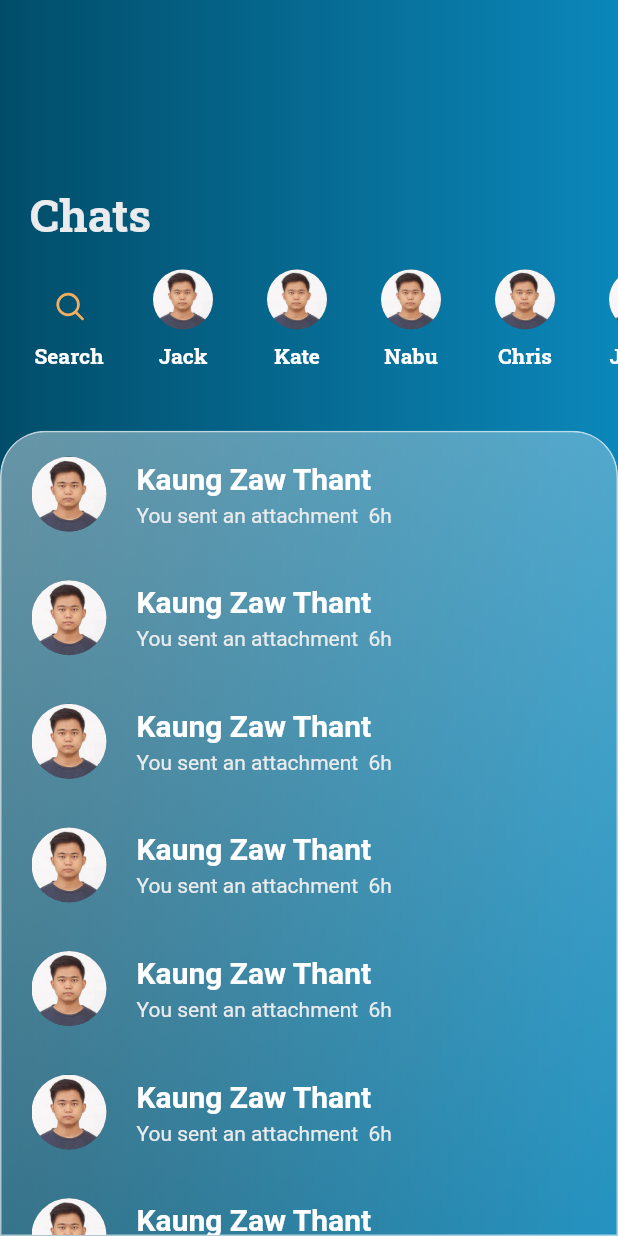
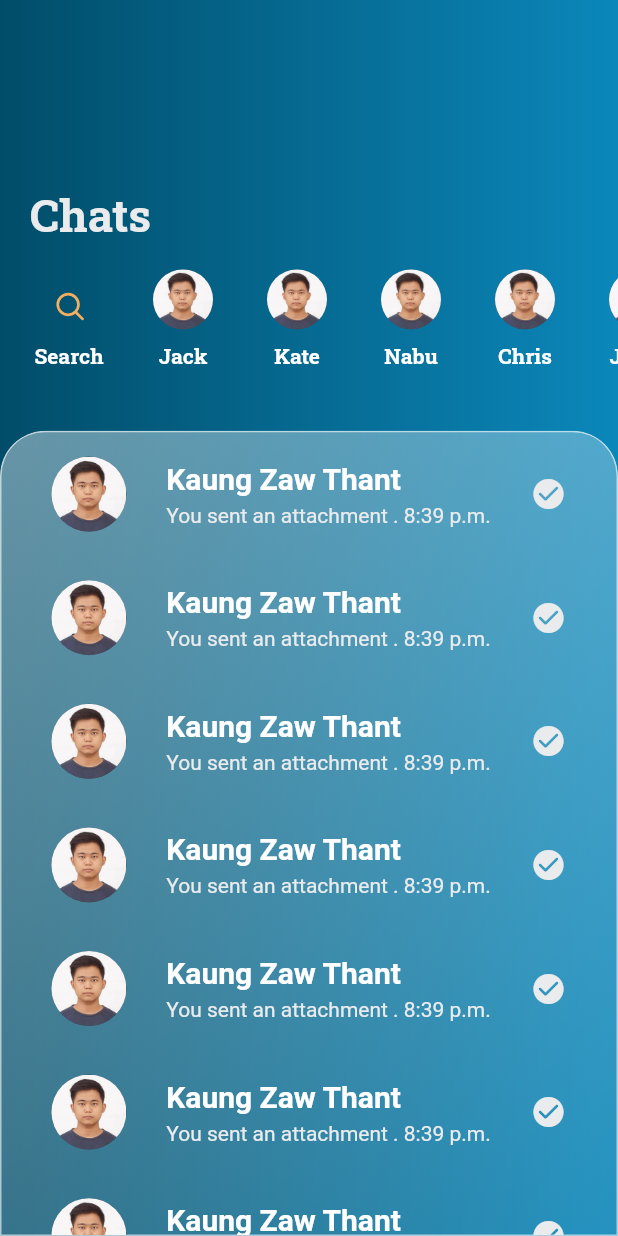
Before and after one commit to alphakzt99/Consult, a Flutter app: the Chat screen opened directly, on a phone screen of 412 x 824 dp. Run offline on Flutter 3.47's test engine with Material 2 defaults, Android fonts, the phone set to English and light mode, and no system bars; drawn by our look-alikes of flutter_swipe_action_cell, glass_kit; our stand-ins replace fluentui_system_icons, remixicon; missing offline and left inert: iconify_flutter.

Commit message:
chat modified

```diff
--- a/lib/pages/chat.dart
+++ b/lib/pages/chat.dart
@@ -35,13 +35,13 @@ class _ChatState extends State<Chat> {
         width: size.width * 0.8,
         height: size.height * 0.1,
         child: Center(
-          child: Row(crossAxisAlignment: CrossAxisAlignment.center, children: [
+          child: Row(
+              mainAxisAlignment: MainAxisAlignment.spaceAround,
+              crossAxisAlignment: CrossAxisAlignment.center,
+              children: [
                 CircleAvatar(
                   radius: 25,
                   backgroundImage: AssetImage("lib/photos/avatar.jpg"),
-            ),
-            SizedBox(
-              width: 20,
                 ),
                 Column(
                   crossAxisAlignment: CrossAxisAlignment.start,
@@ -60,10 +60,14 @@ class _ChatState extends State<Chat> {
                           text: "You sent an attachment",
                           style: Theme.of(context).textTheme.bodyText2),
                       TextSpan(
-                      text: "  6h",
+                          text: " . 8:39 p.m.",
                           style: Theme.of(context).textTheme.bodyText2)
                     ]))
                   ],
+                ),
+                Icon(
+                  Icons.check_circle_rounded,
+                  color: Theme.of(context).colorScheme.onBackground,
                 )
               ]),
         ),
@@ -174,7 +178,6 @@ class _ChatState extends State<Chat> {
             ),
             blur: 20,
             child: ListView.builder(
-                shrinkWrap: true,
                 controller: controller,
                 itemCount: contents.length,
                 scrollDirection: Axis.vertical,
@@ -182,7 +185,11 @@ class _ChatState extends State<Chat> {
                   return SwipeActionCell(
                       trailingActions: [
                         SwipeAction(
-                            title: "Delete",
+                            icon: Icon(
+                                FluentIcons.delete_20_regular,
+                                color:
+                                    Theme.of(context).colorScheme.onBackground,
+                              ),
                             style: TextStyle(
                                 fontSize: 14,
                                 fontFamily: font,
@@ -190,24 +197,21 @@ class _ChatState extends State<Chat> {
                             backgroundRadius: 20,
                             color: Colors.transparent,
                             widthSpace: size.width * 0.3,
-                            content: IconButton(
-                              onPressed: () {},
-                              icon: Icon(
-                                FluentIcons.delete_20_regular,
-                              ),
-                              color: Theme.of(context).colorScheme.onBackground,
-                            ),
+
                             onTap: (CompletionHandler handler) async {
                               await handler(true);
+                              contents.removeAt(index);
+                              setState(() {});
                               ScaffoldMessenger.of(context).showSnackBar(
                                   SnackBar(
+                                    elevation: 5,
                                       duration: const Duration(seconds: 5),
                                       backgroundColor:
-                                          Theme.of(context).backgroundColor,
+                                          Theme.of(context).primaryColorLight,
                                       action: SnackBarAction(
                                         textColor: Theme.of(context)
                                             .colorScheme
-                                            .onSecondaryContainer,
+                                            .onPrimary,
                                         label: "Undo",
                                         onPressed: () {},
                                       ),
@@ -220,9 +224,9 @@ class _ChatState extends State<Chat> {
                                         "Deleted One Conversation",
                                         style: TextStyle(
                                             fontSize: 18,
-                                            fontFamily: font,
+                                            fontFamily: "Roboto",
                                             fontWeight: FontWeight.bold,
-                                            color: Colors.black),
+                                            color: Theme.of(context).primaryColor),
                                       )));
                             })
                       ],
```
Also changed, not shown: lib/pages/account.dart (+100 -1 lines). Lines whose indentation alone changed are shown as unchanged.
